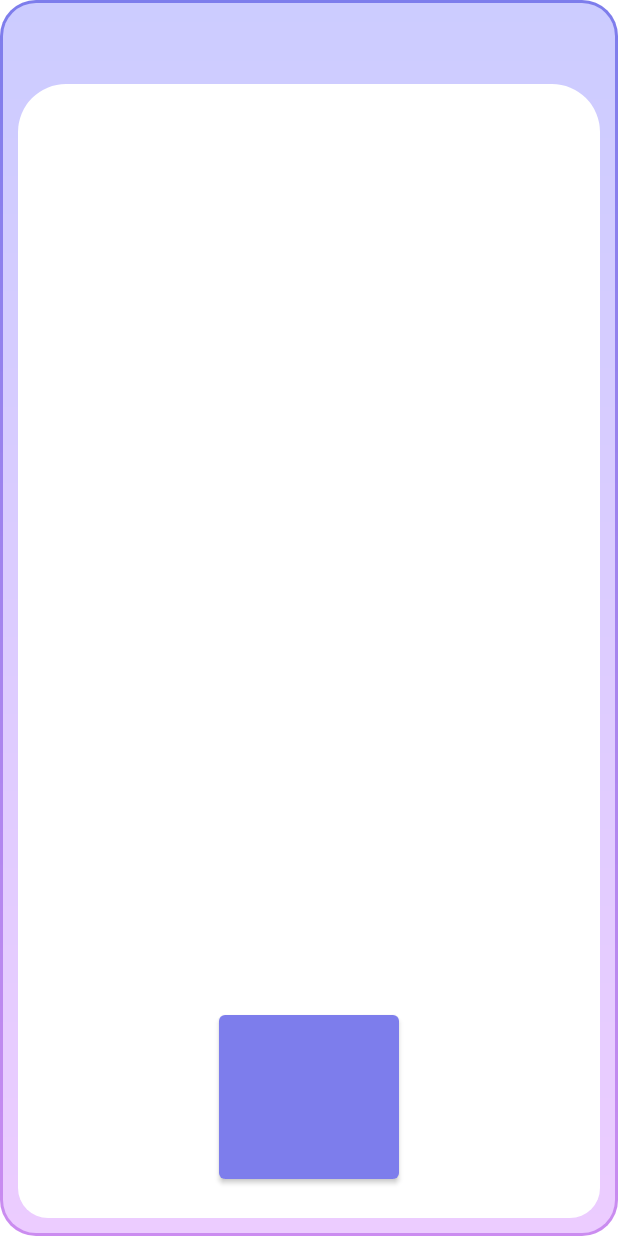
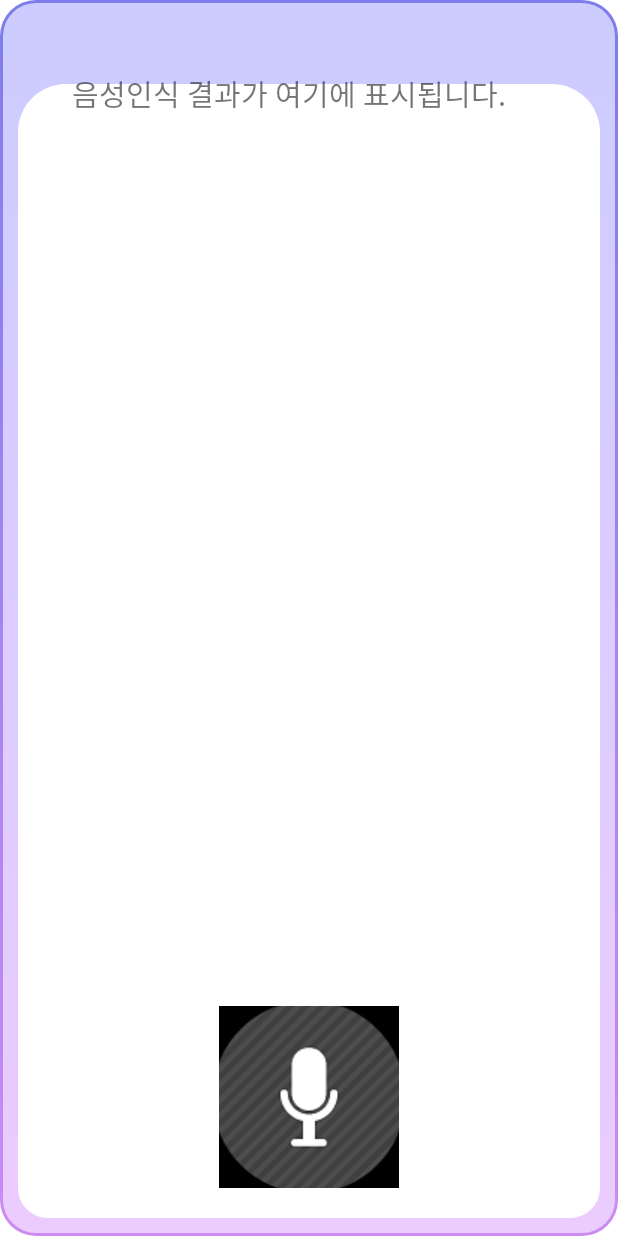
Before and after one commit to Larun1517/SignLanguageTranslator, an Android app: the layout activity_stt.xml on its own in the app's theme, with its tools: preview values and no code run, on a phone screen of 412 x 824 dp. Run offline under Robolectric (Android 15) with nearby library versions, the light colour scheme and no system bars.

Commit message:
STT액티비티 추가

```diff
--- a/SignLanguageTranslatorApp/app/src/main/AndroidManifest.xml
+++ b/SignLanguageTranslatorApp/app/src/main/AndroidManifest.xml
@@ -47,6 +47,7 @@
                 android:value="" />
         </activity>
         <activity android:name=".CameraActivity" />
+        <activity android:name=".STTActivity" />
     </application>
 
 </manifest>
--- a/SignLanguageTranslatorApp/app/src/main/java/com/example/signlanguagetranslatorapp/MenuActivity.java
+++ b/SignLanguageTranslatorApp/app/src/main/java/com/example/signlanguagetranslatorapp/MenuActivity.java
@@ -92,6 +92,8 @@ public class MenuActivity extends AppCompatActivity {
         LinearLayout StartSTT = findViewById(R.id.start_button_stt);
         StartSTT.setOnClickListener( v -> {
             // STT 액티비티
+            Intent intent = new Intent(getApplicationContext(), STTActivity.class);
+            startActivity(intent);
         });
 
         // 어플리케이션 설정
--- a/SignLanguageTranslatorApp/app/src/main/res/layout/activity_stt.xml
+++ b/SignLanguageTranslatorApp/app/src/main/res/layout/activity_stt.xml
@@ -11,20 +11,32 @@
         android:orientation="vertical"
         android:background="@drawable/dialog_setting_background">
 
-        <androidx.recyclerview.widget.RecyclerView
+
+        <!--androidx.recyclerview.widget.RecyclerView
             android:id="@+id/recycler_stt"
             android:layout_width="match_parent"
             android:layout_height="0dp"
             android:layout_weight="10"
             android:layout_margin="32dp"
-            android:padding="16dp"/>
+            android:padding="16dp"/-->
 
-        <Button
+        <TextView
+            android:id="@+id/sttResult"
+            android:layout_width="match_parent"
+            android:layout_height="0dp"
+            android:layout_margin="32dp"
+            android:layout_weight="10"
+            android:padding="16dp"
+            android:text="음성인식 결과가 여기에 표시됩니다."
+            android:textSize="19sp" />
+
+        <ImageButton
             android:id="@+id/button_record"
+            android:src="@drawable/mic"
             android:layout_width="120dp"
             android:layout_height="0dp"
-            android:layout_weight="2"
             android:layout_gravity="center"
-            android:layout_marginBottom="32dp"/>
+            android:layout_marginBottom="32dp"
+            android:layout_weight="2" />
     </LinearLayout>
 </androidx.constraintlayout.widget.ConstraintLayout>
--- a/SignLanguageTranslatorApp/gradle.properties
+++ b/SignLanguageTranslatorApp/gradle.properties
@@ -19,3 +19,4 @@ android.useAndroidX=true
 # resources declared in the library itself and none from the library's dependencies,
 # thereby reducing the size of the R class for that library
 android.nonTransitiveRClass=true
+android.enableJetifier=true
```
Also changed, not shown: SignLanguageTranslatorApp/app/build.gradle (+0 -10 lines), SignLanguageTranslatorApp/app/src/main/java/com/example/signlanguagetranslatorapp/STTActivity.java (added, +126 -0 lines), SignLanguageTranslatorApp/app/src/main/res/drawable/mic.png (added).
